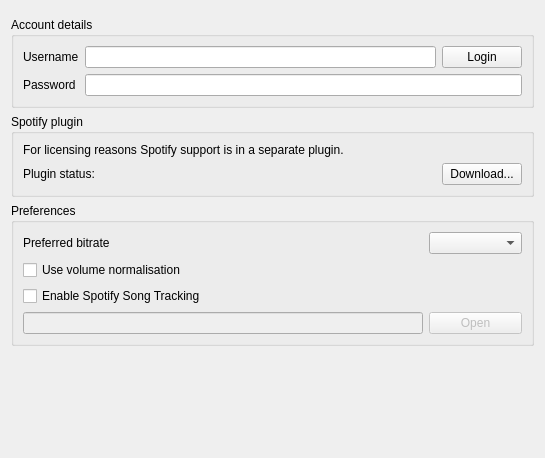
clementine-player/Clementine, file src/internet/spotify/spotifysettingspage.ui: the form before one commit.
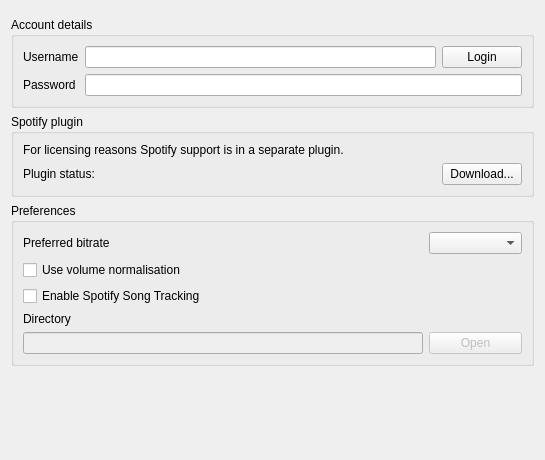
The form after the commit. Icons and pictures are not drawn. Custom widgets are drawn as their Qt base class.

Commit message: Fix Directory Selection

What changed in the file:
```diff
--- a/src/internet/spotify/spotifysettingspage.ui
+++ b/src/internet/spotify/spotifysettingspage.ui
@@ -7,7 +7,7 @@
     <x>0</x>
     <y>0</y>
     <width>545</width>
-    <height>458</height>
+    <height>460</height>
    </rect>
   </property>
   <property name="windowTitle">
@@ -158,7 +158,7 @@
         </property>
        </widget>
       </item>
-      <item row="3" column="0">
+      <item row="4" column="0">
        <widget class="QLineEdit" name="folderDirectory">
         <property name="enabled">
          <bool>false</bool>
@@ -171,7 +171,7 @@
         </property>
        </widget>
       </item>
-      <item row="3" column="1">
+      <item row="4" column="1">
        <widget class="QPushButton" name="openFolder">
         <property name="enabled">
          <bool>false</bool>
@@ -181,6 +181,13 @@
         </property>
        </widget>
       </item>
+      <item row="3" column="0">
+       <widget class="QLabel" name="label_5">
+        <property name="text">
+         <string>Directory</string>
+        </property>
+       </widget>
+      </item>
      </layout>
     </widget>
    </item>
```
The commit also changes 2 other files.
